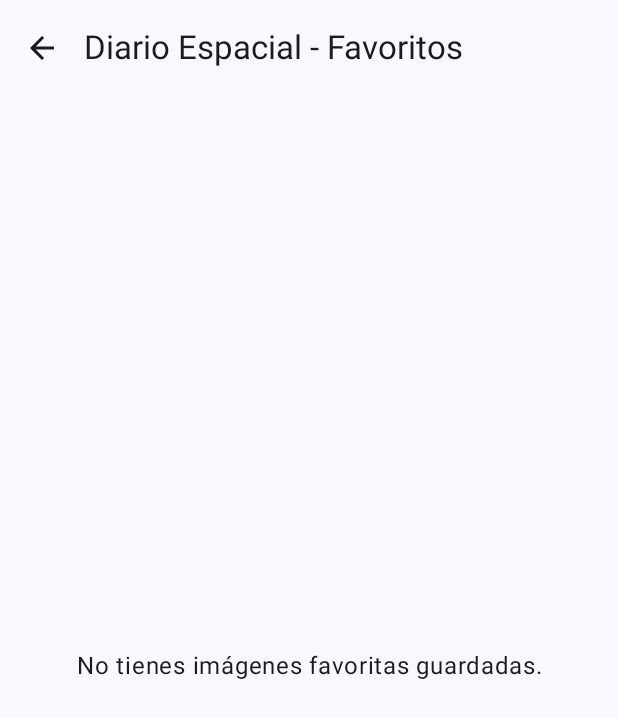
After one commit to Erick-Alexzander/23100421COCHACHI_23100833RUIZPC02, an Android app built with Jetpack Compose: the ApodFavoritesScreen screen opened through its navigation route, on a phone screen of 412 x 824 dp. The commit adds this screen. Shown: the top 718 px of the screen. Run offline under Robolectric (Android 15) with nearby library versions, the phone set to English and light mode, and no system bars; our stand-ins replace Room's generated code; pictures from the network do not load.

Commit message:
ventana favoritos agregado

```diff
--- a/app/src/main/java/dev/erick/pc02nasa/MainActivity.kt
+++ b/app/src/main/java/dev/erick/pc02nasa/MainActivity.kt
@@ -7,6 +7,13 @@ import androidx.activity.enableEdgeToEdge
 import androidx.compose.foundation.layout.fillMaxSize
 import androidx.compose.ui.Modifier
 import androidx.lifecycle.viewmodel.compose.viewModel
+import androidx.navigation.NavType
+import androidx.navigation.compose.NavHost
+import androidx.navigation.compose.composable
+import androidx.navigation.compose.rememberNavController
+import androidx.navigation.navArgument
+import dev.erick.pc02nasa.ui.ApodDetailScreen
+import dev.erick.pc02nasa.ui.ApodFavoritesScreen
 import dev.erick.pc02nasa.ui.ApodScreen
 import dev.erick.pc02nasa.ui.theme.PC02NASATheme
 import dev.erick.pc02nasa.viewmodel.ApodViewModel
@@ -17,11 +24,55 @@ class MainActivity : ComponentActivity() {
         enableEdgeToEdge()
         setContent {
             PC02NASATheme {
+                val navController = rememberNavController()
                 val apodViewModel: ApodViewModel = viewModel()
-                ApodScreen(
-                    viewModel = apodViewModel,
+
+                NavHost(
+                    navController = navController,
+                    startDestination = "apod_list",
                     modifier = Modifier.fillMaxSize()
-                )
+                ) {
+                    composable("apod_list") {
+                        ApodScreen(
+                            viewModel = apodViewModel,
+                            onItemClick = { item ->
+                                val date = item.date ?: ""
+                                if (date.isNotBlank()) {
+                                    navController.navigate("apod_detail/$date")
+                                }
+                            },
+                            onFavoritesClick = {
+                                navController.navigate("apod_favorites")
+                            },
+                            modifier = Modifier.fillMaxSize()
+                        )
+                    }
+                    composable("apod_favorites") {
+                        ApodFavoritesScreen(
+                            viewModel = apodViewModel,
+                            onItemClick = { item ->
+                                val date = item.date ?: ""
+                                if (date.isNotBlank()) {
+                                    navController.navigate("apod_detail/$date")
+                                }
+                            },
+                            onBackClick = { navController.popBackStack() },
+                            modifier = Modifier.fillMaxSize()
+                        )
+                    }
+                    composable(
+                        route = "apod_detail/{date}",
+                        arguments = listOf(navArgument("date") { type = NavType.StringType })
+                    ) { backStackEntry ->
+                        val date = backStackEntry.arguments?.getString("date") ?: ""
+                        ApodDetailScreen(
+                            date = date,
+                            viewModel = apodViewModel,
+                            onBackClick = { navController.popBackStack() },
+                            modifier = Modifier.fillMaxSize()
+                        )
+                    }
+                }
             }
         }
     }
--- a/app/src/main/java/dev/erick/pc02nasa/data/local/dao/ApodDao.kt
+++ b/app/src/main/java/dev/erick/pc02nasa/data/local/dao/ApodDao.kt
@@ -1,16 +1,13 @@
 package dev.erick.pc02nasa.data.local.dao
 
 import androidx.room.Dao
+import androidx.room.Delete
 import androidx.room.Insert
 import androidx.room.OnConflictStrategy
 import androidx.room.Query
 import dev.erick.pc02nasa.data.local.entity.ApodEntity
 import kotlinx.coroutines.flow.Flow
 
-/**
- * Contrato de integración para el módulo APOD (Kiara).
- * Kiara: Agrega aquí tus consultas específicas para el diario APOD.
- */
 @Dao
 interface ApodDao {
 
@@ -20,5 +17,9 @@ interface ApodDao {
     @Insert(onConflict = OnConflictStrategy.REPLACE)
     suspend fun insertApod(apod: ApodEntity)
 
-    // Agrega los métodos de actualización o borrado si los necesitas
+    @Delete
+    suspend fun deleteApod(apod: ApodEntity)
+
+    @Query("SELECT * FROM apod_images WHERE date = :date")
+    suspend fun getApodByDate(date: String): ApodEntity?
 }
--- /dev/null
+++ b/app/src/main/java/dev/erick/pc02nasa/ui/ApodFavoritesScreen.kt
@@ -0,0 +1,81 @@
+package dev.erick.pc02nasa.ui
+
+import androidx.compose.foundation.layout.*
+import androidx.compose.foundation.lazy.LazyColumn
+import androidx.compose.foundation.lazy.items
+import androidx.compose.material.icons.Icons
+import androidx.compose.material.icons.automirrored.filled.ArrowBack
+import androidx.compose.material3.*
+import androidx.compose.runtime.Composable
+import androidx.compose.runtime.collectAsState
+import androidx.compose.runtime.getValue
+import androidx.compose.ui.Alignment
+import androidx.compose.ui.Modifier
+import androidx.compose.ui.text.style.TextAlign
+import androidx.compose.ui.unit.dp
+import dev.erick.pc02nasa.model.ApodItem
+import dev.erick.pc02nasa.viewmodel.ApodViewModel
+import dev.erick.pc02nasa.viewmodel.toItem
+
+@OptIn(ExperimentalMaterial3Api::class)
+@Composable
+fun ApodFavoritesScreen(
+    viewModel: ApodViewModel,
+    onItemClick: (ApodItem) -> Unit,
+    onBackClick: () -> Unit,
+    modifier: Modifier = Modifier
+) {
+    val favorites by viewModel.favoriteApods.collectAsState()
+
+    Scaffold(
+        topBar = {
+            TopAppBar(
+                title = { Text("Diario Espacial - Favoritos") },
+                navigationIcon = {
+                    IconButton(onClick = onBackClick) {
+                        Icon(
+                            imageVector = Icons.AutoMirrored.Filled.ArrowBack,
+                            contentDescription = "Regresar"
+                        )
+                    }
+                }
+            )
+        },
+        modifier = modifier
+    ) { innerPadding ->
+        if (favorites.isEmpty()) {
+            Box(
+                modifier = Modifier
+                    .fillMaxSize()
+                    .padding(innerPadding),
+                contentAlignment = Alignment.Center
+            ) {
+                Text(
+                    text = "No tienes imágenes favoritas guardadas.",
+                    style = MaterialTheme.typography.bodyLarge,
+                    textAlign = TextAlign.Center,
+                    modifier = Modifier.padding(16.dp)
+                )
+            }
+        } else {
+            LazyColumn(
+                modifier = Modifier
+                    .fillMaxSize()
+                    .padding(innerPadding),
+                contentPadding = PaddingValues(16.dp),
+                verticalArrangement = Arrangement.spacedBy(16.dp)
+            ) {
+                items(favorites) { entity ->
+                    val item = entity.toItem()
+                    val isFav = viewModel.isFavorite(item.date ?: "")
+                    ApodItemCard(
+                        item = item,
+                        isFavorite = isFav,
+                        onFavoriteClick = { viewModel.toggleFavorite(item) },
+                        onItemClick = onItemClick
+                    )
+                }
+            }
+        }
+    }
+}
```
Also changed, not shown: app/src/main/java/dev/erick/pc02nasa/data/local/entity/ApodEntity.kt (+9 -8 lines), app/src/main/java/dev/erick/pc02nasa/repository/NasaRepository.kt (+23 -1 lines), app/src/main/java/dev/erick/pc02nasa/ui/ApodDetailScreen.kt (added, +148 -0 lines), app/src/main/java/dev/erick/pc02nasa/ui/ApodScreen.kt (+51 -4 lines), app/src/main/java/dev/erick/pc02nasa/viewmodel/ApodViewModel.kt (+61 -7 lines).
